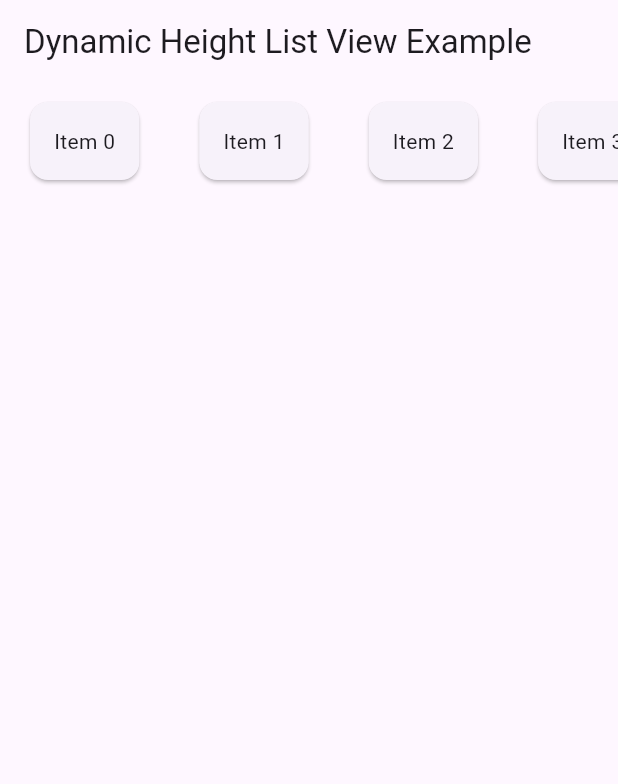
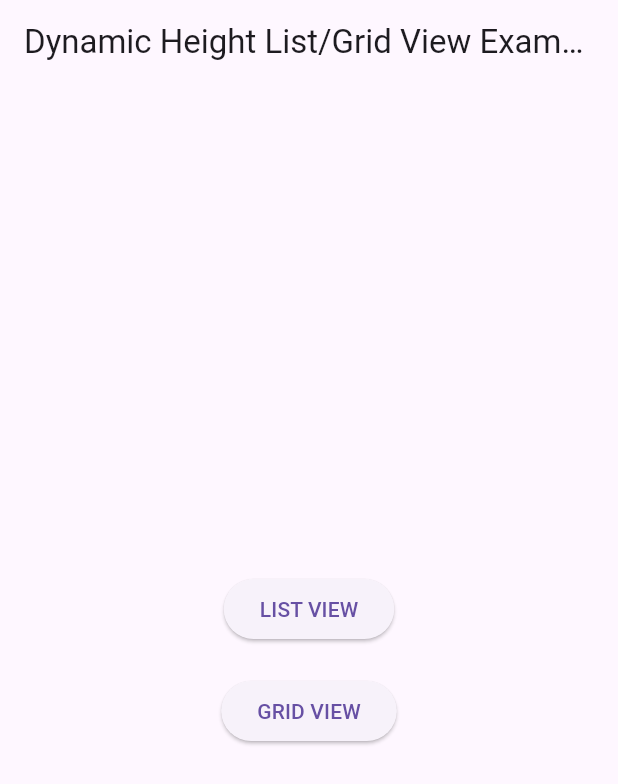
Before and after one commit to dhruvanbhalara/dynamic_height_list_view, a Flutter app: the screen it shows after launch, on a phone screen of 412 x 824 dp. Shown: the top 784 px of the screen. Run offline on Flutter 3.47's test engine with Material 3 defaults, Android fonts, the phone set to English and light mode, and no system bars.

Commit message:
added support for dynamic height grid view

```diff
--- a/example/lib/main.dart
+++ b/example/lib/main.dart
@@ -1,4 +1,5 @@
-import 'package:dynamic_height_list_view/dynamic_height_list_view.dart';
+import 'package:example/grid_view_example.dart';
+import 'package:example/list_view_example.dart';
 import 'package:flutter/material.dart';
 
 void main() {
@@ -11,21 +12,76 @@ class MyApp extends StatelessWidget {
   @override
   Widget build(BuildContext context) {
     return MaterialApp(
-      home: Scaffold(
-        appBar: AppBar(
-          title: const Text('Dynamic Height List View Example'),
-        ),
-        body: DynamicHeightListView<String>(
-          items: List.generate(10, (index) => 'Item $index'),
-          itemPadding: const EdgeInsets.symmetric(horizontal: 16.0, vertical: 8.0),
-          itemBuilder: (context, item) => Card(
-            child: Padding(
-              padding: const EdgeInsets.all(16.0),
-              child: Text(item),
-            ),
-          ),
-        ),
-      ),
+      home: HomeScreen(),
     );
   }
 }
+
+class HomeScreen extends StatelessWidget {
+  const HomeScreen({
+    super.key,
+  });
+
+  @override
+  Widget build(BuildContext context) {
+    return Scaffold(
+        appBar: AppBar(
+          title: const Text('Dynamic Height List/Grid View Example'),
+        ),
+        body: Center(
+          child: Column(
+            crossAxisAlignment: CrossAxisAlignment.center,
+            mainAxisAlignment: MainAxisAlignment.center,
+            children: [
+              ElevatedButton(
+                child: const Text("LIST VIEW"),
+                onPressed: () {
+                  Navigator.push(context, MaterialPageRoute(builder: (context) => ListViewExample()),);
+                },
+              ),
+              const SizedBox(height: 20),
+              ElevatedButton(
+                child: const Text("GRID VIEW"),
+                onPressed: () {
+                  Navigator.push(
+                    context,
+                    MaterialPageRoute(builder: (context) => GridViewExample()),
+                  );
+                },
+              ),
+            ],
+          ),
+        ));
+  }
+}
+
+// ListView(
+// children: [
+// DynamicHeightGridView(
+// physics: const NeverScrollableScrollPhysics(),
+// shrinkWrap: true,
+// itemCount: 12,
+// crossAxisCount: 3,
+// crossAxisSpacing: 10,
+// mainAxisSpacing: 10,
+// builder: (context, index) {
+// return Container(
+// height: 200,
+// color: Colors.blue,
+// child: Center(child: Text('Item $index')),
+// );
+// }
+// ),
+// DynamicHeightListView<String>(
+// items: List.generate(10, (index) => 'Item $index'),
+// itemPadding: const EdgeInsets.symmetric(horizontal: 16.0, vertical: 8.0),
+// itemBuilder: (context, item) => Card(
+// child: Padding(
+// padding: const EdgeInsets.all(16.0),
+// child: Text(item),
+// ),
+// ),
+// ),
+//
+// ],
+// ),
```
Also changed, not shown: example/lib/grid_view_example.dart (added, +34 -0 lines), example/lib/list_view_example.dart (added, +29 -0 lines).
